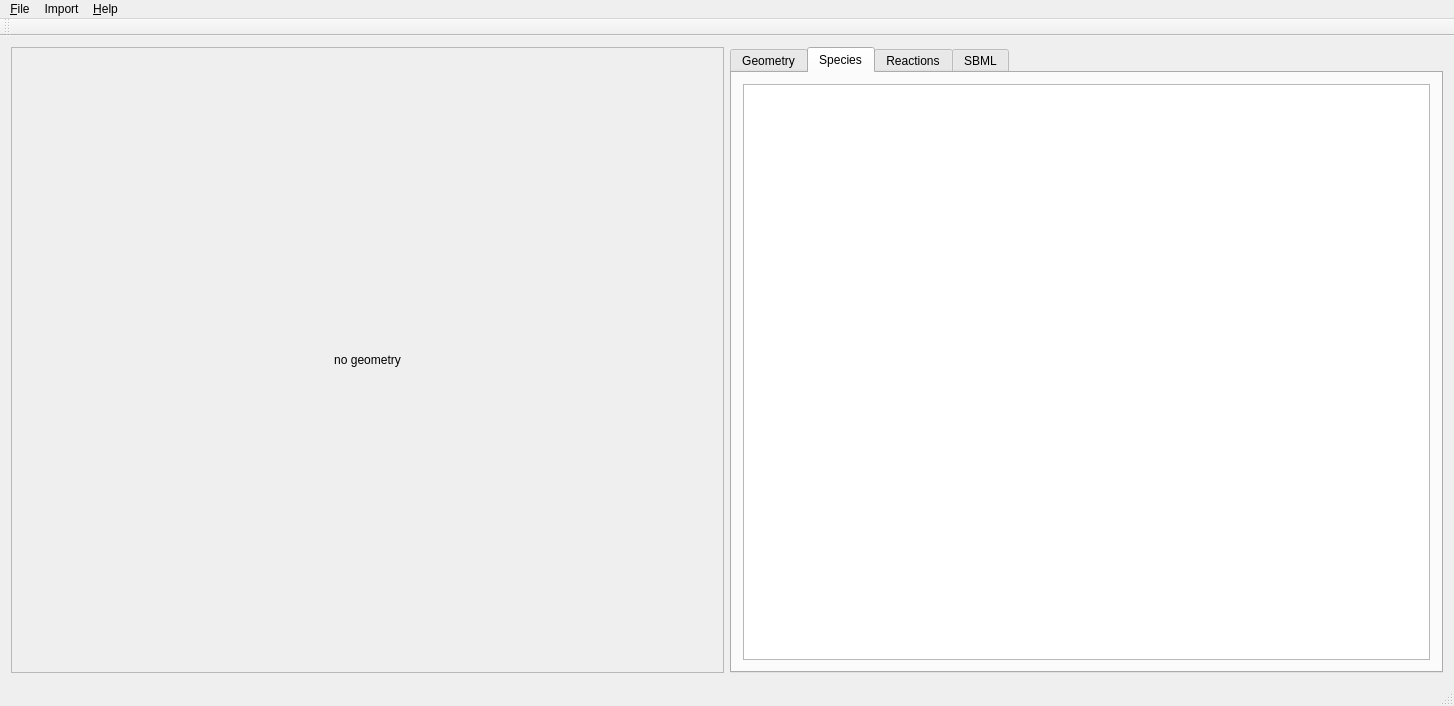
The window that mainwindow.ui (spatial-model-editor/spatial-model-editor) describes before a commit, drawn with Qt 5.
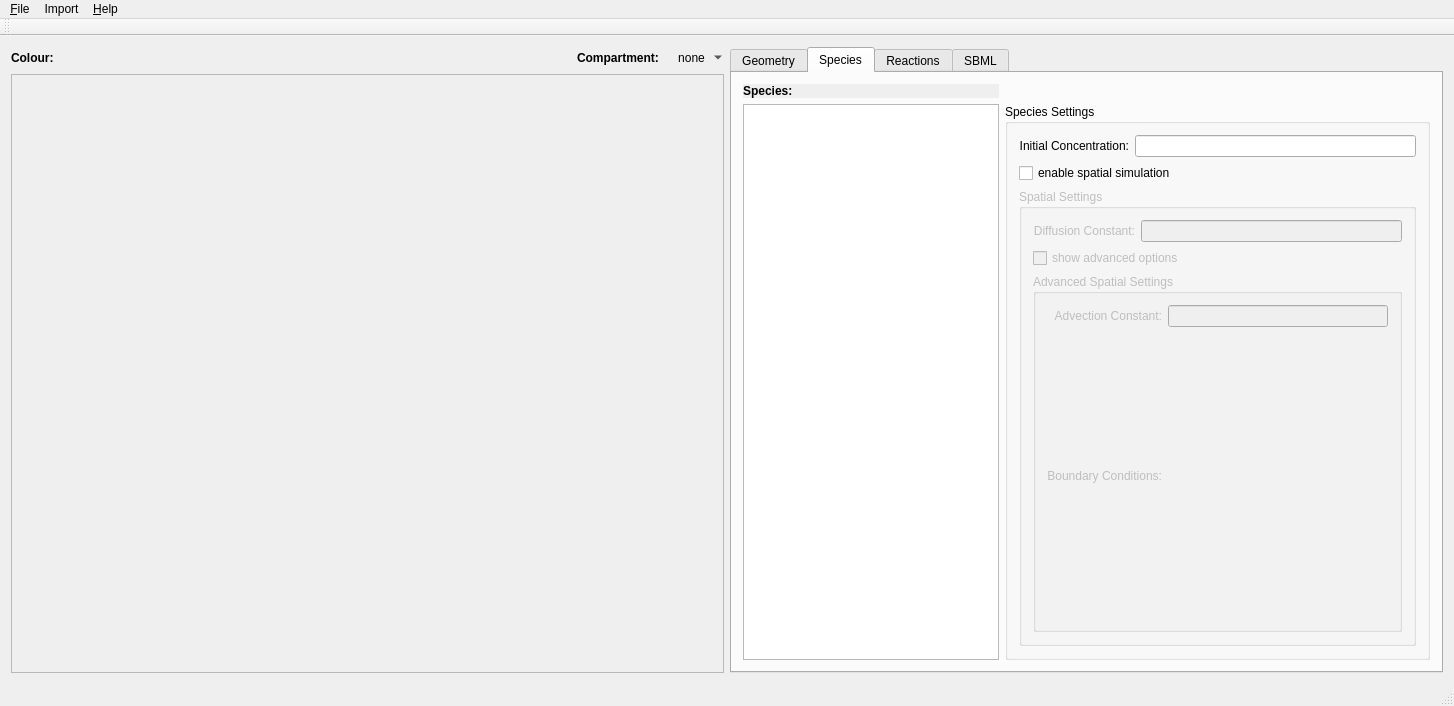
The same window after the commit. The open tabs and pages were chosen to show the change. Custom widgets are drawn as their Qt base class.

Commit message: allow user to set compartment for each colour in geometry image

Diff of the .ui file:
```diff
--- a/mainwindow.ui
+++ b/mainwindow.ui
@@ -16,6 +16,96 @@
   <widget class="QWidget" name="centralWidget">
    <layout class="QHBoxLayout" name="horizontalLayout">
     <item>
+     <layout class="QGridLayout" name="gridLayout_2">
+      <item row="0" column="2">
+       <widget class="QLabel" name="lblCompartment">
+        <property name="font">
+         <font>
+          <weight>75</weight>
+          <bold>true</bold>
+         </font>
+        </property>
+        <property name="autoFillBackground">
+         <bool>true</bool>
+        </property>
+        <property name="text">
+         <string>Compartment:</string>
+        </property>
+        <property name="scaledContents">
+         <bool>false</bool>
+        </property>
+        <property name="alignment">
+         <set>Qt::AlignLeading|Qt::AlignLeft|Qt::AlignVCenter</set>
+        </property>
+       </widget>
+      </item>
+      <item row="0" column="1">
+       <widget class="QLabel" name="lblCompartmentColour">
+        <property name="sizePolicy">
+         <sizepolicy hsizetype="Expanding" vsizetype="Preferred">
+          <horstretch>0</horstretch>
+          <verstretch>0</verstretch>
+         </sizepolicy>
+        </property>
+        <property name="font">
+         <font>
+          <weight>75</weight>
+          <bold>true</bold>
+         </font>
+        </property>
+        <property name="autoFillBackground">
+         <bool>true</bool>
+        </property>
+        <property name="text">
+         <string/>
+        </property>
+        <property name="scaledContents">
+         <bool>false</bool>
+        </property>
+        <property name="alignment">
+         <set>Qt::AlignLeading|Qt::AlignLeft|Qt::AlignVCenter</set>
+        </property>
+       </widget>
+      </item>
+      <item row="0" column="4">
+       <widget class="QToolButton" name="btnChangeCompartment">
+        <property name="text">
+         <string>none</string>
+        </property>
+        <property name="popupMode">
+         <enum>QToolButton::MenuButtonPopup</enum>
+        </property>
+        <property name="autoRaise">
+         <bool>true</bool>
+        </property>
+        <property name="arrowType">
+         <enum>Qt::NoArrow</enum>
+        </property>
+       </widget>
+      </item>
+      <item row="0" column="0">
+       <widget class="QLabel" name="lblCompColourLabel">
+        <property name="font">
+         <font>
+          <weight>75</weight>
+          <bold>true</bold>
+         </font>
+        </property>
+        <property name="autoFillBackground">
+         <bool>true</bool>
+        </property>
+        <property name="text">
+         <string>Colour:</string>
+        </property>
+        <property name="scaledContents">
+         <bool>false</bool>
+        </property>
+        <property name="alignment">
+         <set>Qt::AlignLeading|Qt::AlignLeft|Qt::AlignVCenter</set>
+        </property>
+       </widget>
+      </item>
+      <item row="1" column="0" colspan="5">
      <widget class="QLabelMousetracker" name="lblGeometry">
       <property name="sizePolicy">
        <sizepolicy hsizetype="Expanding" vsizetype="Preferred">
@@ -42,7 +132,7 @@
        <number>2</number>
       </property>
       <property name="text">
-       <string>no geometry</string>
+         <string/>
       </property>
       <property name="textFormat">
        <enum>Qt::PlainText</enum>
@@ -58,6 +148,8 @@
       </property>
      </widget>
     </item>
+     </layout>
+    </item>
     <item>
      <widget class="QTabWidget" name="tabMain">
       <property name="currentIndex">
@@ -74,7 +166,151 @@
        </attribute>
        <layout class="QHBoxLayout" name="horizontalLayout_4">
         <item>
-         <widget class="QListView" name="listSpecies"/>
+         <layout class="QGridLayout" name="gridLayout">
+          <item row="0" column="0">
+           <widget class="QLabel" name="lblSpecies">
+            <property name="font">
+             <font>
+              <weight>75</weight>
+              <bold>true</bold>
+             </font>
+            </property>
+            <property name="autoFillBackground">
+             <bool>true</bool>
+            </property>
+            <property name="text">
+             <string>Species:</string>
+            </property>
+            <property name="scaledContents">
+             <bool>false</bool>
+            </property>
+            <property name="alignment">
+             <set>Qt::AlignLeading|Qt::AlignLeft|Qt::AlignVCenter</set>
+            </property>
+           </widget>
+          </item>
+          <item row="1" column="1">
+           <widget class="QGroupBox" name="grpSpecies">
+            <property name="title">
+             <string>Species Settings</string>
+            </property>
+            <layout class="QVBoxLayout" name="verticalLayout">
+             <item>
+              <layout class="QGridLayout" name="gridNonSpatial">
+               <item row="0" column="1">
+                <widget class="QLineEdit" name="txtInitialConcentration"/>
+               </item>
+               <item row="0" column="0">
+                <widget class="QLabel" name="lblInitConc">
+                 <property name="text">
+                  <string>Initial Concentration:</string>
+                 </property>
+                 <property name="alignment">
+                  <set>Qt::AlignRight|Qt::AlignTrailing|Qt::AlignVCenter</set>
+                 </property>
+                </widget>
+               </item>
+              </layout>
+             </item>
+             <item>
+              <widget class="QCheckBox" name="chkEnableSpatial">
+               <property name="text">
+                <string>enable spatial simulation</string>
+               </property>
+              </widget>
+             </item>
+             <item>
+              <widget class="QGroupBox" name="grpSpatial">
+               <property name="enabled">
+                <bool>false</bool>
+               </property>
+               <property name="title">
+                <string>Spatial Settings</string>
+               </property>
+               <property name="checkable">
+                <bool>false</bool>
+               </property>
+               <layout class="QVBoxLayout" name="verticalLayout_2">
+                <item>
+                 <layout class="QGridLayout" name="gridSpatial">
+                  <item row="0" column="0">
+                   <widget class="QLabel" name="lblDiffConst">
+                    <property name="text">
+                     <string>Diffusion Constant:</string>
+                    </property>
+                    <property name="alignment">
+                     <set>Qt::AlignRight|Qt::AlignTrailing|Qt::AlignVCenter</set>
+                    </property>
+                   </widget>
+                  </item>
+                  <item row="0" column="1">
+                   <widget class="QLineEdit" name="txtDiffusionConstant"/>
+                  </item>
+                  <item row="1" column="0" colspan="2">
+                   <widget class="QCheckBox" name="chkShowSpatialAdvanced">
+                    <property name="text">
+                     <string>show advanced options</string>
+                    </property>
+                   </widget>
+                  </item>
+                 </layout>
+                </item>
+                <item>
+                 <widget class="QGroupBox" name="grpSpatialAdavanced">
+                  <property name="enabled">
+                   <bool>false</bool>
+                  </property>
+                  <property name="title">
+                   <string>Advanced Spatial Settings</string>
+                  </property>
+                  <layout class="QVBoxLayout" name="verticalLayout_3">
+                   <item>
+                    <layout class="QGridLayout" name="gridSpatialAdvanced">
+                     <item row="0" column="1">
+                      <widget class="QLineEdit" name="txtAdvectionConst"/>
+                     </item>
+                     <item row="0" column="0">
+                      <widget class="QLabel" name="lblAdvecConst">
+                       <property name="text">
+                        <string>Advection Constant:</string>
+                       </property>
+                       <property name="alignment">
+                        <set>Qt::AlignRight|Qt::AlignTrailing|Qt::AlignVCenter</set>
+                       </property>
+                      </widget>
+                     </item>
+                     <item row="1" column="0">
+                      <widget class="QLabel" name="lblBoundaryConditions">
+                       <property name="text">
+                        <string>Boundary Conditions:</string>
+                       </property>
+                       <property name="alignment">
+                        <set>Qt::AlignRight|Qt::AlignTrailing|Qt::AlignVCenter</set>
+                       </property>
+                      </widget>
+                     </item>
+                    </layout>
+                   </item>
+                  </layout>
+                 </widget>
+                </item>
+               </layout>
+              </widget>
+             </item>
+            </layout>
+           </widget>
+          </item>
+          <item row="1" column="0">
+           <widget class="QListWidget" name="listSpecies">
+            <property name="sizePolicy">
+             <sizepolicy hsizetype="Minimum" vsizetype="Expanding">
+              <horstretch>0</horstretch>
+              <verstretch>0</verstretch>
+             </sizepolicy>
+            </property>
+           </widget>
+          </item>
+         </layout>
         </item>
        </layout>
       </widget>
```
Left out of the diff: 7 changed lines with no effect on the pictures. Lines whose indentation alone changed are shown as unchanged. The commit also changes 6 other files.
